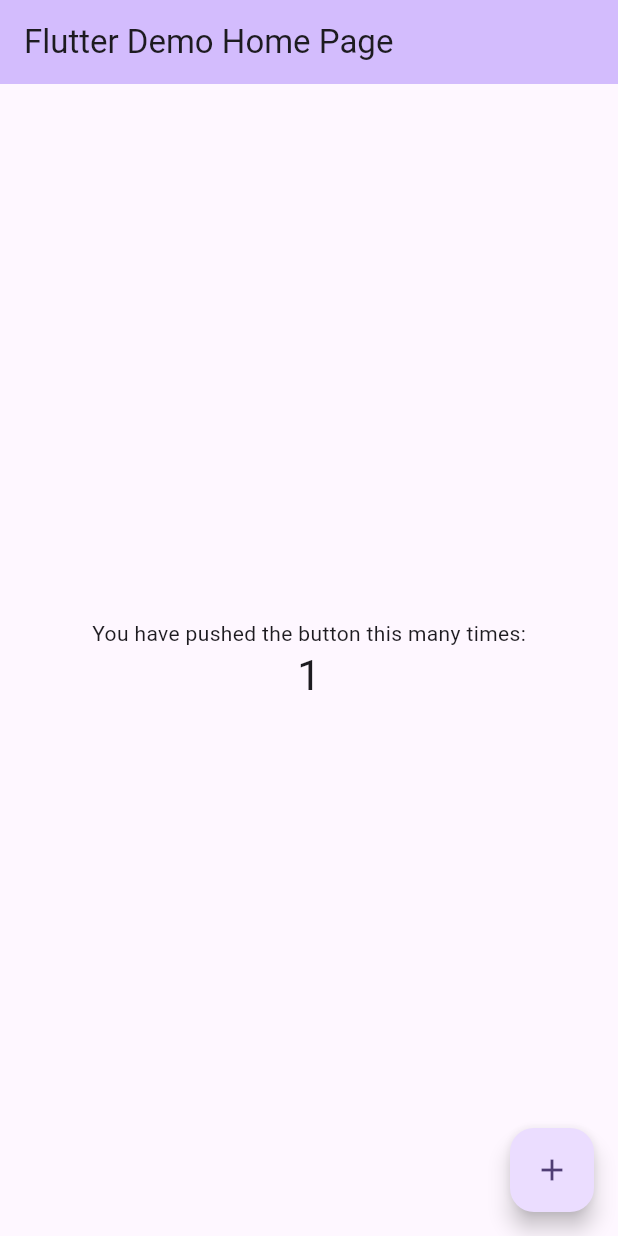
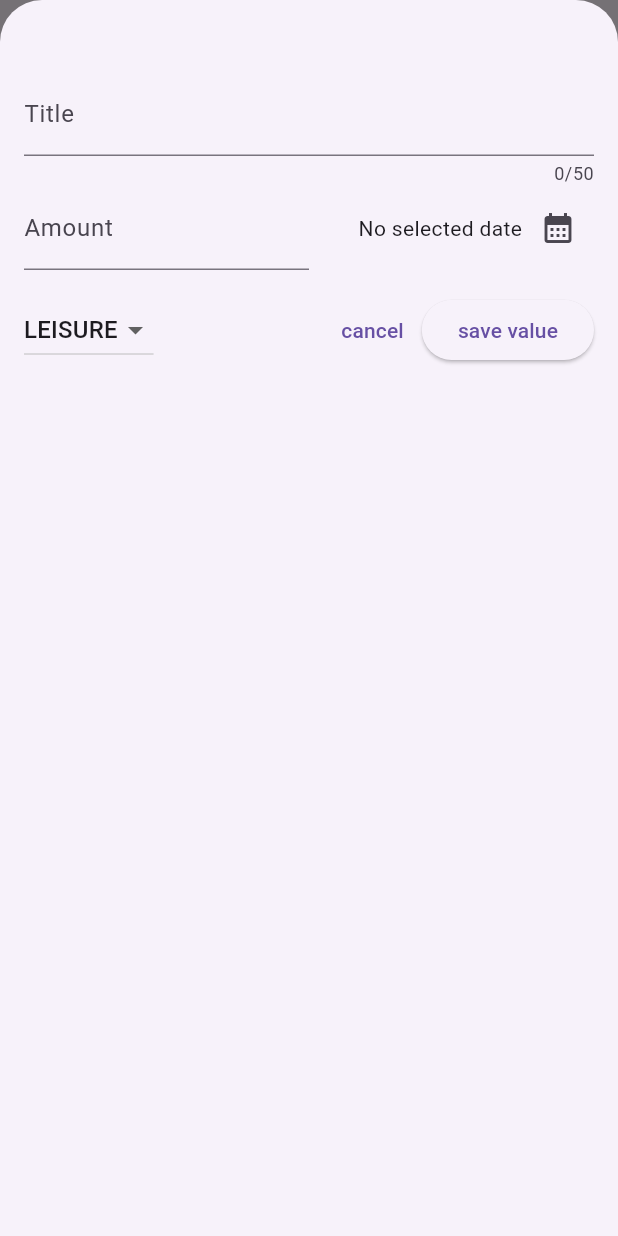
Before and after one commit to Urbaeva/EXPENSE_TRACKER, a Flutter app: the screen it shows after launch, after a tap on the "add" icon, on a phone screen of 412 x 824 dp. Run offline on Flutter 3.47's test engine with Material 3 defaults, Android fonts, the phone set to English and light mode, and no system bars.

Commit message:
added input fields

```diff
--- /dev/null
+++ b/lib/expenses.dart
@@ -0,0 +1,67 @@
+import 'package:expense_tracker/new_expense.dart';
+import 'package:expense_tracker/widgets/expenses_list.dart';
+import 'package:expense_tracker/models/expense.dart';
+import 'package:flutter/material.dart';
+
+class Expenses extends StatefulWidget {
+  const Expenses({super.key});
+
+  @override
+  State<Expenses> createState() {
+    return _Expenses();
+  }
+}
+
+class _Expenses extends State<Expenses> {
+  final List<Expense> _registeredExpenses = [
+    Expense(
+        title: 'Flutter course',
+        amount: 19.99,
+        date: DateTime.now(),
+        category: Category.work),
+    Expense(
+        title: 'Cinema',
+        amount: 15.69,
+        date: DateTime.now(),
+        category: Category.leisure),
+  ];
+
+  void _openAddExpenseOverlay() {
+    showModalBottomSheet(
+      isScrollControlled: true,
+      context: context,
+      builder: (ctx) => NewExpense(
+        onAddExpense: _addExpense,
+      ),
+    );
+  }
+
+  void _addExpense(Expense expense) {
+    setState(() {
+      _registeredExpenses.add(expense);
+    });
+  }
+
+  @override
+  Widget build(BuildContext context) {
+    return Scaffold(
+      appBar: AppBar(
+        title: const Text('Flutter ExpenseTracker'),
+        actions: [
+          IconButton(
+            onPressed: _openAddExpenseOverlay,
+            icon: const Icon(Icons.add),
+          ),
+        ],
+      ),
+      body: Column(
+        children: [
+          const Text("The chart"),
+          Expanded(
+            child: ExpensesList(expenses: _registeredExpenses),
+          )
+        ],
+      ),
+    );
+  }
+}
--- a/lib/main.dart
+++ b/lib/main.dart
@@ -1,125 +1,11 @@
 import 'package:flutter/material.dart';
+import 'package:expense_tracker/expenses.dart';
 
 void main() {
-  runApp(const MyApp());
+  runApp(
+    MaterialApp(
+      theme: ThemeData(useMaterial3: true),
+      home: const Expenses(),
+    )
+  );
 }
-
-class MyApp extends StatelessWidget {
-  const MyApp({super.key});
-
-  // This widget is the root of your application.
-  @override
-  Widget build(BuildContext context) {
-    return MaterialApp(
-      title: 'Flutter Demo',
-      theme: ThemeData(
-        // This is the theme of your application.
-        //
-        // TRY THIS: Try running your application with "flutter run". You'll see
-        // the application has a purple toolbar. Then, without quitting the app,
-        // try changing the seedColor in the colorScheme below to Colors.green
-        // and then invoke "hot reload" (save your changes or press the "hot
-        // reload" button in a Flutter-supported IDE, or press "r" if you used
-        // the command line to start the app).
-        //
-        // Notice that the counter didn't reset back to zero; the application
-        // state is not lost during the reload. To reset the state, use hot
-        // restart instead.
-        //
-        // This works for code too, not just values: Most code changes can be
-        // tested with just a hot reload.
-        colorScheme: ColorScheme.fromSeed(seedColor: Colors.deepPurple),
-        useMaterial3: true,
-      ),
-      home: const MyHomePage(title: 'Flutter Demo Home Page'),
-    );
-  }
-}
-
-class MyHomePage extends StatefulWidget {
-  const MyHomePage({super.key, required this.title});
-
-  // This widget is the home page of your application. It is stateful, meaning
-  // that it has a State object (defined below) that contains fields that affect
-  // how it looks.
-
-  // This class is the configuration for the state. It holds the values (in this
-  // case the title) provided by the parent (in this case the App widget) and
-  // used by the build method of the State. Fields in a Widget subclass are
-  // always marked "final".
-
-  final String title;
-
-  @override
-  State<MyHomePage> createState() => _MyHomePageState();
-}
-
-class _MyHomePageState extends State<MyHomePage> {
-  int _counter = 0;
-
-  void _incrementCounter() {
-    setState(() {
-      // This call to setState tells the Flutter framework that something has
-      // changed in this State, which causes it to rerun the build method below
-      // so that the display can reflect the updated values. If we changed
-      // _counter without calling setState(), then the build method would not be
-      // called again, and so nothing would appear to happen.
-      _counter++;
-    });
-  }
-
-  @override
-  Widget build(BuildContext context) {
-    // This method is rerun every time setState is called, for instance as done
-    // by the _incrementCounter method above.
-    //
-    // The Flutter framework has been optimized to make rerunning build methods
-    // fast, so that you can just rebuild anything that needs updating rather
-    // than having to individually change instances of widgets.
-    return Scaffold(
-      appBar: AppBar(
-        // TRY THIS: Try changing the color here to a specific color (to
-        // Colors.amber, perhaps?) and trigger a hot reload to see the AppBar
-        // change color while the other colors stay the same.
-        backgroundColor: Theme.of(context).colorScheme.inversePrimary,
-        // Here we take the value from the MyHomePage object that was created by
-        // the App.build method, and use it to set our appbar title.
-        title: Text(widget.title),
-      ),
-      body: Center(
-        // Center is a layout widget. It takes a single child and positions it
-        // in the middle of the parent.
-        child: Column(
-          // Column is also a layout widget. It takes a list of children and
-          // arranges them vertically. By default, it sizes itself to fit its
-          // children horizontally, and tries to be as tall as its parent.
-          //
-          // Column has various properties to control how it sizes itself and
-          // how it positions its children. Here we use mainAxisAlignment to
-          // center the children vertically; the main axis here is the vertical
-          // axis because Columns are vertical (the cross axis would be
-          // horizontal).
-          //
-          // TRY THIS: Invoke "debug painting" (choose the "Toggle Debug Paint"
-          // action in the IDE, or press "p" in the console), to see the
-          // wireframe for each widget.
-          mainAxisAlignment: MainAxisAlignment.center,
-          children: <Widget>[
-            const Text(
-              'You have pushed the button this many times:',
-            ),
-            Text(
-              '$_counter',
-              style: Theme.of(context).textTheme.headlineMedium,
-            ),
-          ],
-        ),
-      ),
-      floatingActionButton: FloatingActionButton(
-        onPressed: _incrementCounter,
-        tooltip: 'Increment',
-        child: const Icon(Icons.add),
-      ), // This trailing comma makes auto-formatting nicer for build methods.
-    );
-  }
-}
--- /dev/null
+++ b/lib/models/expense.dart
@@ -0,0 +1,43 @@
+import 'package:flutter/material.dart';
+import 'package:uuid/uuid.dart';
+import 'package:intl/intl.dart';
+
+final formatter = DateFormat.yMd();
+
+final uuid = Uuid();
+
+enum Category {
+  food,
+  travel,
+  leisure,
+  work,
+}
+
+const categoryIcons = {
+  Category.food: Icons.lunch_dining,
+  Category.travel: Icons.flight_takeoff,
+  Category.leisure: Icons.movie,
+  Category.work: Icons.work,
+};
+
+class Expense {
+
+  Expense({
+    required this.title,
+    required this.amount,
+    required this.date,
+    required this.category,
+  }) : id = uuid.v4();
+
+  final String id;
+  final String title;
+  final double amount;
+  final DateTime date;
+  final Category category;
+
+
+  String get formattedDate {
+    return formatter.format(date);
+  }
+
+}
--- /dev/null
+++ b/lib/new_expense.dart
@@ -0,0 +1,162 @@
+import 'package:expense_tracker/models/expense.dart';
+import 'package:flutter/material.dart';
+
+class NewExpense extends StatefulWidget {
+  const NewExpense({super.key, required this.onAddExpense});
+
+  final void Function(Expense expense) onAddExpense;
+
+  @override
+  State<NewExpense> createState() {
+    return _NewExpenseState();
+  }
+}
+
+class _NewExpenseState extends State<NewExpense> {
+  final _titleController = TextEditingController();
+  final _amountController = TextEditingController();
+  DateTime? _selectedDate;
+  Category _selectedCategory = Category.leisure;
+
+  void _presentDatePicker() async {
+    final now = DateTime.now();
+    final firstDate = DateTime(now.year - 1, now.month, now.day);
+    final pickedDate = await showDatePicker(
+      context: context,
+      initialDate: now,
+      firstDate: firstDate,
+      lastDate: now,
+    );
+    setState(() {
+      _selectedDate = pickedDate;
+    });
+    print(pickedDate);
+  }
+
+  void _submitExpenseData() {
+    final enteredAmount = double.tryParse(_amountController.text);
+    final amountIsInvalid = enteredAmount == null || enteredAmount <= 0;
+    if (_titleController.text.trim().isEmpty ||
+        amountIsInvalid ||
+        _selectedDate == null) {
+      showDialog(
+        context: context,
+        builder: (ctx) => AlertDialog(
+          title: const Text('Invalid input'),
+          content: const Text('Please make sure a valid data'),
+          actions: [
+            TextButton(
+              onPressed: () {
+                Navigator.pop(ctx);
+              },
+              child: const Text('Okay'),
+            ),
+          ],
+        ),
+      );
+      return;
+    }
+
+    widget.onAddExpense(
+      Expense(
+        title: _titleController.text,
+        amount: enteredAmount,
+        date: _selectedDate!,
+        category: _selectedCategory,
+      ),
+    );
+    Navigator.pop(context);
+  }
+
+  @override
+  void dispose() {
+    _titleController.dispose();
+    _amountController.dispose();
+    super.dispose();
+  }
+
+  @override
+  Widget build(BuildContext context) {
+    return Padding(
+      padding: const EdgeInsets.fromLTRB(16, 48, 16, 16),
+      child: Column(
+        children: [
+          TextField(
+            controller: _titleController,
+            maxLength: 50,
+            decoration: const InputDecoration(
+              labelText: 'Title',
+            ),
+          ),
+          Row(
+            children: [
+              Expanded(
+                child: TextField(
+                  controller: _amountController,
+                  keyboardType: TextInputType.number,
+                  decoration: const InputDecoration(
+                      prefixText: '\$ ', labelText: 'Amount'),
+                ),
+              ),
+              const SizedBox(height: 16),
+              Expanded(
+                child: Row(
+                  mainAxisAlignment: MainAxisAlignment.end,
+                  crossAxisAlignment: CrossAxisAlignment.center,
+                  children: [
+                    Text(_selectedDate == null
+                        ? 'No selected date'
+                        : formatter.format(_selectedDate!)),
+                    IconButton(
+                      onPressed: _presentDatePicker,
+                      icon: const Icon(
+                        Icons.calendar_month,
+                      ),
+                    ),
+                  ],
+                ),
+              )
+            ],
+          ),
+          const SizedBox(height: 16),
+          Row(
+            children: [
+              DropdownButton(
+                value: _selectedCategory,
+                items: Category.values
+                    .map(
+                      (category) => DropdownMenuItem(
+                        value: category,
+                        child: Text(
+                          category.name.toUpperCase(),
+                        ),
+                      ),
+                    )
+                    .toList(),
+                onChanged: (value) {
+                  if (value == null) {
+                    return;
+                  }
+                  setState(() {
+                    _selectedCategory = value;
+                  });
+                },
+              ),
+              const Spacer(),
+              TextButton(
+                onPressed: () {
+                  Navigator.pop(context);
+                },
+                child: const Text('cancel'),
+              ),
+              ElevatedButton(
+                onPressed: _submitExpenseData,
+                child: const Text('save value'),
+              )
+            ],
+          )
+        ],
+      ),
+    );
+  }
+}
--- /dev/null
+++ b/lib/widgets/expenses_list.dart
@@ -0,0 +1,20 @@
+import 'package:expense_tracker/models/expense.dart';
+import 'package:expense_tracker/widgets/expenses_list/expense_item.dart';
+import 'package:flutter/material.dart';
+
+class ExpensesList extends StatelessWidget {
+  const ExpensesList({
+    super.key,
+    required this.expenses,
+  });
+
+  final List<Expense> expenses;
+
+  @override
+  Widget build(BuildContext context) {
+    return ListView.builder(
+      itemCount: expenses.length,
+      itemBuilder: (context, index) => ExpenseItem(expenses[index]),
+    );
+  }
+}
--- /dev/null
+++ b/lib/widgets/expenses_list/expense_item.dart
@@ -0,0 +1,39 @@
+import 'package:expense_tracker/models/expense.dart';
+import 'package:flutter/material.dart';
+
+class ExpenseItem extends StatelessWidget {
+  ExpenseItem(this.expense, {super.key});
+
+  final Expense expense;
+
+  @override
+  Widget build(BuildContext context) {
+    return Card(
+      child: Padding(
+        padding: const EdgeInsets.symmetric(
+          horizontal: 20,
+          vertical: 16,
+        ),
+        child: Column(
+          children: [
+            Text(expense.title),
+            const SizedBox(height: 4),
+            Row(
+              children: [
+                Text('\$${expense.amount.toStringAsFixed(2)}'),
+                const Spacer(),
+                Row(
+                  children: [
+                    Icon(categoryIcons[expense.category]),
+                    const SizedBox(width: 8),
+                    Text(expense.formattedDate),
+                  ],
+                ),
+              ],
+            ),
+          ],
+        ),
+      ),
+    );
+  }
+}
--- a/pubspec.yaml
+++ b/pubspec.yaml
@@ -35,6 +35,8 @@ dependencies:
   # The following adds the Cupertino Icons font to your application.
   # Use with the CupertinoIcons class for iOS style icons.
   cupertino_icons: ^1.0.8
+  uuid: ^4.5.1
+  intl: ^0.20.0
 
 dev_dependencies:
   flutter_test:
```
Also changed, not shown: pubspec.lock.
